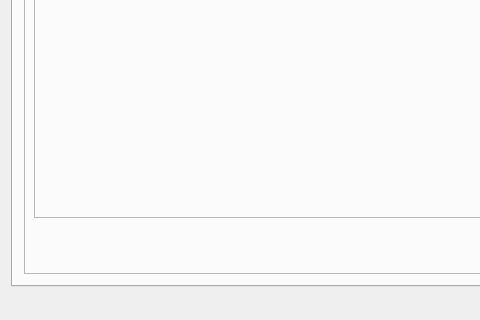
Qt form UserStudyApp/userstudyMainWindow.ui (ialhashim/user-study-graphics) before a commit; both pictures show x 0 to 480 and y 400 to 720 of the 960 by 720 pixel window.
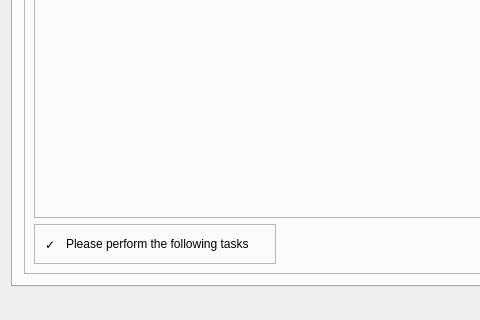
The same form after that commit. The open tabs and pages were chosen to show the change. Icons and pictures are not drawn. Custom widgets are drawn as their Qt base class.

Patch:
```diff
--- a/UserStudyApp/userstudyMainWindow.ui
+++ b/UserStudyApp/userstudyMainWindow.ui
@@ -21,7 +21,7 @@
     <item>
      <widget class="QTabWidget" name="screens">
       <property name="currentIndex">
-       <number>0</number>
+       <number>2</number>
       </property>
       <widget class="QWidget" name="WelcomeScreen">
        <attribute name="title">
@@ -265,7 +265,7 @@
            <property name="spacing">
             <number>6</number>
            </property>
-           <item row="2" column="1">
+           <item row="2" column="2">
             <widget class="QPushButton" name="nextButtonDesign">
              <property name="minimumSize">
               <size>
@@ -306,7 +306,7 @@
              </property>
             </widget>
            </item>
-           <item row="2" column="0">
+           <item row="2" column="1">
             <spacer name="horizontalSpacer_5">
              <property name="orientation">
               <enum>Qt::Horizontal</enum>
@@ -319,7 +319,64 @@
              </property>
             </spacer>
            </item>
-           <item row="0" column="0" colspan="2">
+           <item row="2" column="0">
+            <widget class="QFrame" name="tasksFrame">
+             <property name="frameShape">
+              <enum>QFrame::StyledPanel</enum>
+             </property>
+             <property name="frameShadow">
+              <enum>QFrame::Raised</enum>
+             </property>
+             <layout class="QHBoxLayout" name="horizontalLayout_2">
+              <property name="spacing">
+               <number>10</number>
+              </property>
+              <property name="leftMargin">
+               <number>10</number>
+              </property>
+              <property name="topMargin">
+               <number>0</number>
+              </property>
+              <property name="rightMargin">
+               <number>10</number>
+              </property>
+              <property name="bottomMargin">
+               <number>0</number>
+              </property>
+              <item>
+               <widget class="QLabel" name="checkmarkLabel">
+                <property name="enabled">
+                 <bool>true</bool>
+                </property>
+                <property name="text">
+                 <string>✓</string>
+                </property>
+               </widget>
+              </item>
+              <item>
+               <widget class="QLabel" name="tasksDescribtion">
+                <property name="text">
+                 <string>Please perform the following tasks</string>
+                </property>
+               </widget>
+              </item>
+              <item>
+               <layout class="QGridLayout" name="tasksLayout">
+                <property name="leftMargin">
+                 <number>8</number>
+                </property>
+                <property name="rightMargin">
+                 <number>8</number>
+                </property>
+                <property name="spacing">
+                 <number>8</number>
+                </property>
+               </layout>
+              </item>
+             </layout>
+            </widget>
+           </item>
+           <item row="0" column="0" colspan="3">
             <layout class="QVBoxLayout" name="designLayout">
              <item>
               <widget class="QFrame" name="designFrame">
@@ -467,10 +524,16 @@
            <widget class="QPushButton" name="sendResultButton">
             <property name="minimumSize">
              <size>
-              <width>0</width>
+              <width>200</width>
               <height>45</height>
              </size>
             </property>
+            <property name="maximumSize">
+             <size>
+              <width>200</width>
+              <height>16777215</height>
+             </size>
+            </property>
             <property name="styleSheet">
              <string notr="true">QPushButton{
 	background:qlineargradient(spread:pad, x1:0, y1:0, x2:0, y2:1, stop:0 #b6d14c, stop:1 #83a01c);
@@ -605,10 +668,16 @@
            <widget class="QPushButton" name="saveResultButton">
             <property name="minimumSize">
              <size>
-              <width>0</width>
+              <width>200</width>
               <height>45</height>
              </size>
             </property>
+            <property name="maximumSize">
+             <size>
+              <width>200</width>
+              <height>16777215</height>
+             </size>
+            </property>
             <property name="styleSheet">
              <string notr="true">font-family: 'Open Sans', sans-serif;
 font-size: 16px;</string>
```
